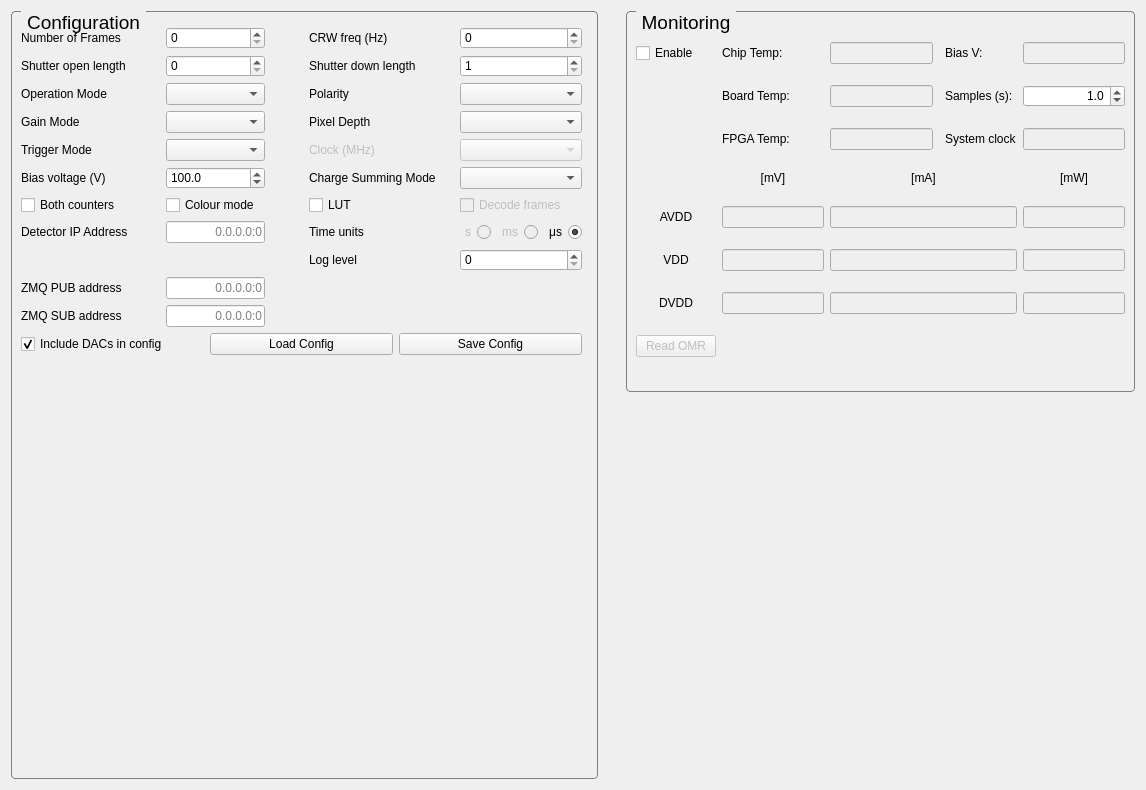
Qt form SpidrMpx3Eq/qcstmconfigmonitoring.ui (navrit/dexter) before a commit.
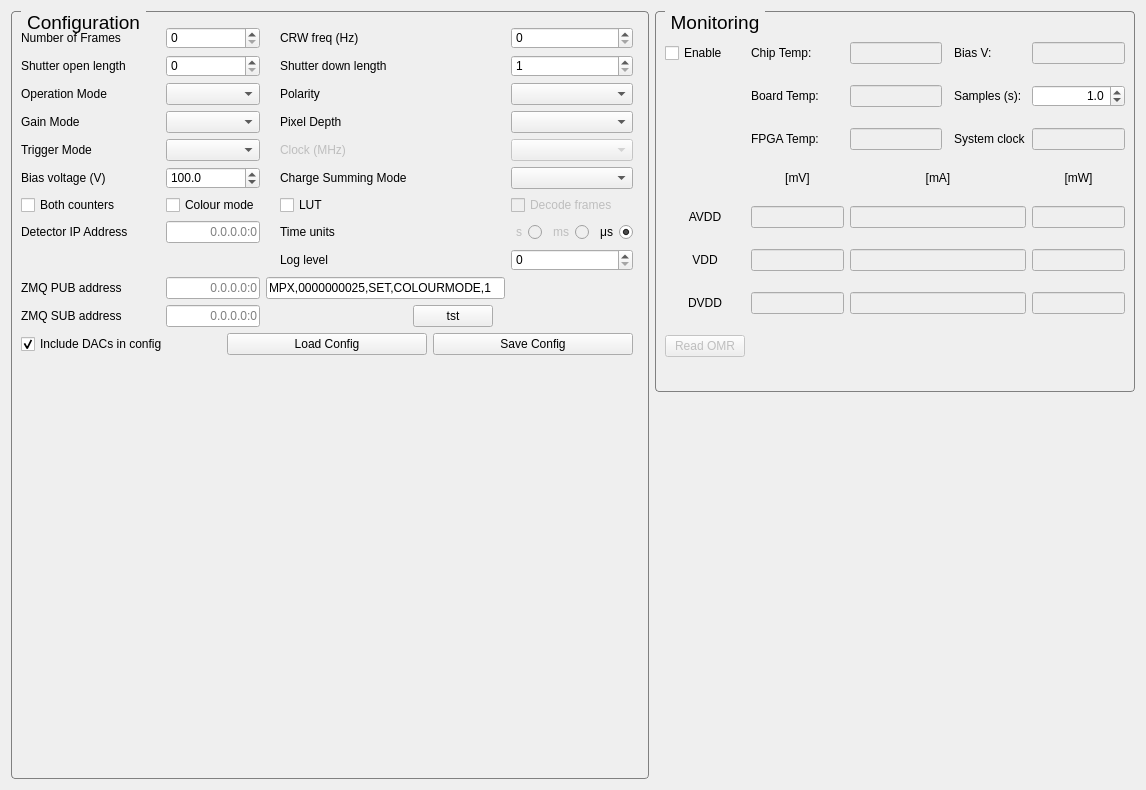
The same form after that commit.

Commit message: changes to work with Merlin type interface

The edit to the form file:
```diff
--- a/SpidrMpx3Eq/qcstmconfigmonitoring.ui
+++ b/SpidrMpx3Eq/qcstmconfigmonitoring.ui
@@ -957,6 +957,20 @@
           </property>
          </widget>
         </item>
+        <item row="10" column="6">
+         <widget class="QPushButton" name="tstBtn">
+          <property name="text">
+           <string>tst</string>
+          </property>
+         </widget>
+        </item>
+        <item row="9" column="4" colspan="5">
+         <widget class="QLineEdit" name="tstLe">
+          <property name="text">
+           <string>MPX,0000000025,SET,COLOURMODE,1</string>
+          </property>
+         </widget>
+        </item>
        </layout>
        <zorder>label_3</zorder>
        <zorder>operationModeComboBox</zorder>
```
Left out of the diff: 54 changed lines with no effect on the pictures. The commit also changes 7 other files.
